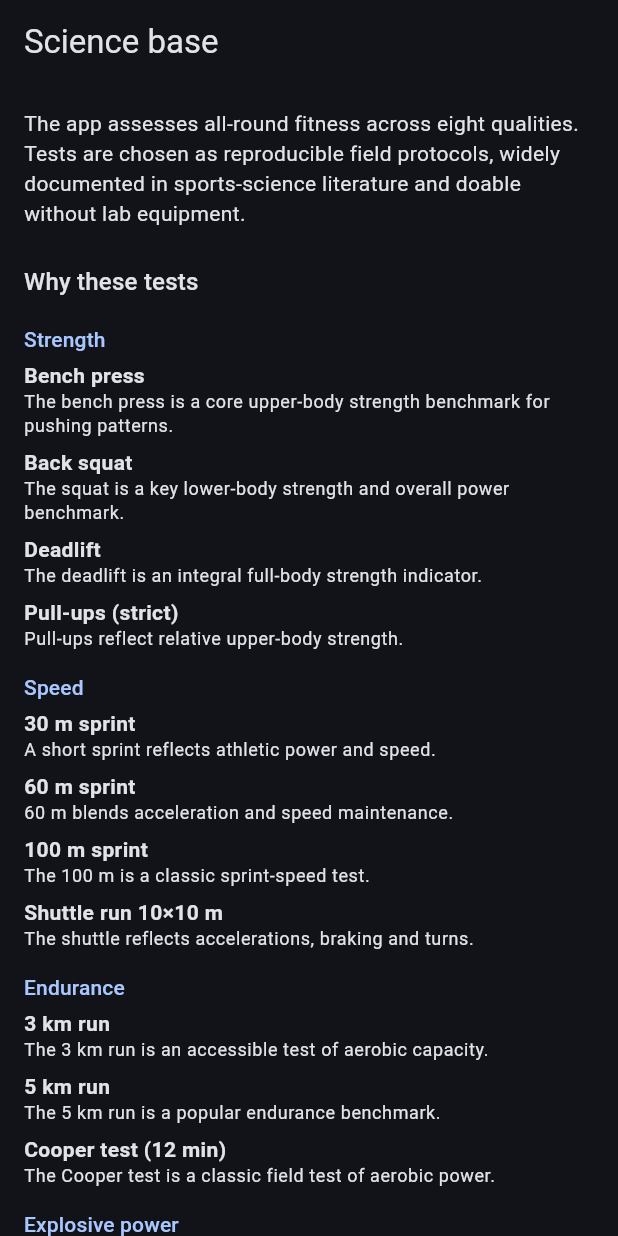
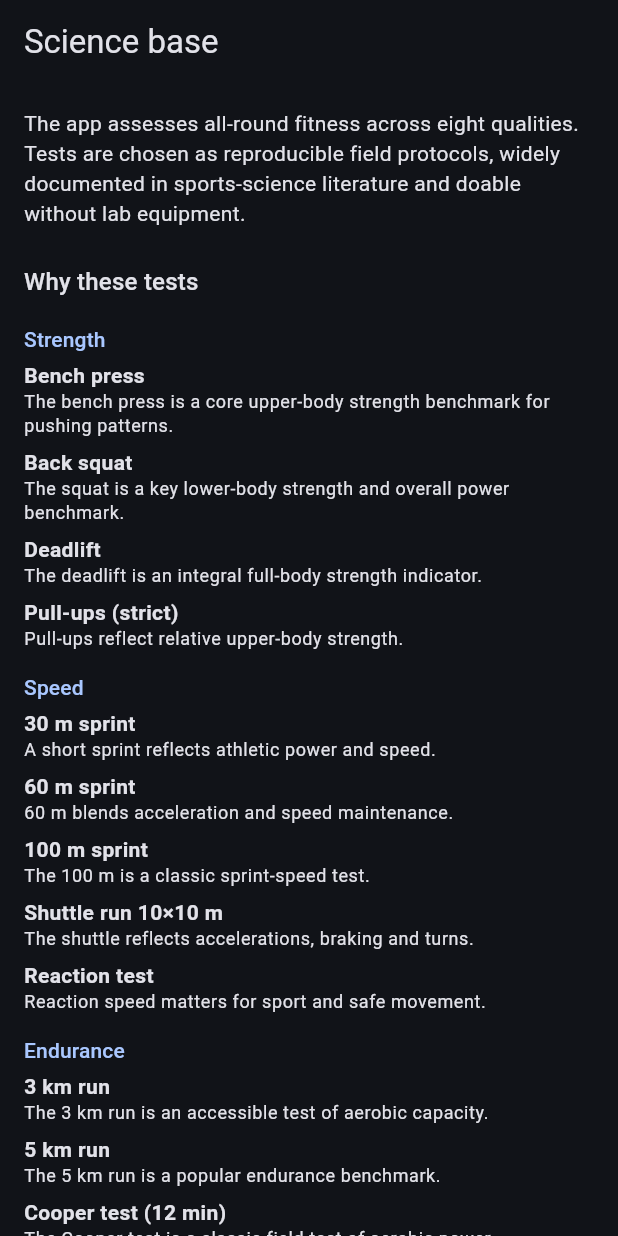
Before and after one commit to Moses-odessa/athlete, a Flutter app: the ScienceScreen screen opened by its route, on a phone screen of 412 x 824 dp. Run offline on Flutter 3.47's test engine with Material 3 defaults, Android fonts, the phone set to English and light mode, and no system bars; our stand-ins replace drift, drift_flutter, fl_chart, flutter_riverpod, go_router, pdf and 2 more; accounts and stored records are empty; generated files the repository leaves out were written again.

Commit message:
Итерация 10: тест реакции в приложении (ТЗ 5.2)
- Единица измерения milliseconds; упражнение reaction_test в «Скорости»
- Экран-игра: смена цвета через случайный интервал, замер по касанию
  через Stopwatch (мкс, не Ticker), среднее из 5 попыток, обработка фальстарта
- Маршрутизация из каталога на /reaction; инфо-контент RU+EN
- Тесты: среднее и скоринг реакции — 81 зелёный

Co-Authored-By: Claude Opus 4.8 <noreply@anthropic.com>

```diff
--- a/lib/core/l10n/app_localizations.dart
+++ b/lib/core/l10n/app_localizations.dart
@@ -500,6 +500,54 @@ abstract class AppLocalizations {
   /// **'reps'**
   String get unitReps;
 
+  /// No description provided for @unitMilliseconds.
+  ///
+  /// In en, this message translates to:
+  /// **'ms'**
+  String get unitMilliseconds;
+
+  /// No description provided for @reactionTapToStart.
+  ///
+  /// In en, this message translates to:
+  /// **'Tap to start'**
+  String get reactionTapToStart;
+
+  /// No description provided for @reactionWait.
+  ///
+  /// In en, this message translates to:
+  /// **'Wait for green…'**
+  String get reactionWait;
+
+  /// No description provided for @reactionTapNow.
+  ///
+  /// In en, this message translates to:
+  /// **'TAP!'**
+  String get reactionTapNow;
+
+  /// No description provided for @reactionTooEarly.
+  ///
+  /// In en, this message translates to:
+  /// **'Too early — wait for green'**
+  String get reactionTooEarly;
+
+  /// No description provided for @reactionTrial.
+  ///
+  /// In en, this message translates to:
+  /// **'Trial'**
+  String get reactionTrial;
+
+  /// No description provided for @reactionAverage.
+  ///
+  /// In en, this message translates to:
+  /// **'Average'**
+  String get reactionAverage;
+
+  /// No description provided for @reactionSaved.
+  ///
+  /// In en, this message translates to:
+  /// **'Reaction result saved'**
+  String get reactionSaved;
+
   /// No description provided for @unitPounds.
   ///
   /// In en, this message translates to:
--- a/lib/core/l10n/arb/app_en.arb
+++ b/lib/core/l10n/arb/app_en.arb
@@ -73,6 +73,14 @@
   "unitCentimeters": "cm",
   "unitKilograms": "kg",
   "unitReps": "reps",
+  "unitMilliseconds": "ms",
+  "reactionTapToStart": "Tap to start",
+  "reactionWait": "Wait for green…",
+  "reactionTapNow": "TAP!",
+  "reactionTooEarly": "Too early — wait for green",
+  "reactionTrial": "Trial",
+  "reactionAverage": "Average",
+  "reactionSaved": "Reaction result saved",
   "unitPounds": "lb",
   "unitInches": "in",
   "unitFeet": "ft",
--- a/lib/core/router/app_router.dart
+++ b/lib/core/router/app_router.dart
@@ -10,6 +10,7 @@ import '../../features/onboarding/presentation/onboarding_screen.dart';
 import '../../features/settings/presentation/settings_screen.dart';
 import '../../features/tests/presentation/catalog_screen.dart';
 import '../../features/tests/presentation/entry_screen.dart';
+import '../../features/tests/presentation/reaction_screen.dart';
 
 /// Роутер приложения. Пока профиль не заполнен — онбординг, иначе — дашборд
 /// (ТЗ разд. 3, 4.1).
@@ -37,6 +38,7 @@ final routerProvider = Provider<GoRouter>((ref) {
       GoRoute(path: '/history', builder: (_, _) => const HistoryScreen()),
       GoRoute(path: '/settings', builder: (_, _) => const SettingsScreen()),
       GoRoute(path: '/science', builder: (_, _) => const ScienceScreen()),
+      GoRoute(path: '/reaction', builder: (_, _) => const ReactionScreen()),
       GoRoute(
         path: '/entry/:id',
         builder: (_, state) =>
--- a/lib/core/units/units.dart
+++ b/lib/core/units/units.dart
@@ -16,6 +16,7 @@ double toMetricFactor(MeasurementUnit unit, UnitSystem system) {
       return 0.3048; // футы → м
     case MeasurementUnit.reps:
     case MeasurementUnit.seconds:
+    case MeasurementUnit.milliseconds:
     case MeasurementUnit.qualitative1to5:
       return 1;
   }
--- a/lib/data/models/exercise_info_seed.dart
+++ b/lib/data/models/exercise_info_seed.dart
@@ -486,6 +486,31 @@ final Map<String, ExerciseInfo> kExerciseInfo = {
     radarImpact: _t('Балл идёт в «Скорость».', 'Contributes to Speed.'),
   ),
 
+  'reaction_test': ExerciseInfo(
+    whatMeasures: _t('Скорость простой зрительно-моторной реакции.',
+        'Simple visual-motor reaction speed.'),
+    whyNeeded: _t('Реакция важна для спорта и безопасности движений.',
+        'Reaction speed matters for sport and safe movement.'),
+    howToPerform: [
+      _t('Дождитесь смены цвета экрана на зелёный.',
+          'Wait for the screen to turn green.'),
+      _t('Коснитесь экрана как можно быстрее.',
+          'Tap the screen as fast as possible.'),
+      _t('Повторите 5 раз — берётся среднее.',
+          'Repeat 5 times — the average is taken.'),
+    ],
+    howToEnter: _t(
+        'Результат замеряется в приложении автоматически (миллисекунды).',
+        'The result is measured automatically in the app (milliseconds).'),
+    commonMistakes: [
+      _t('Касание до зелёного (фальстарт).', 'Tapping before green (false start).'),
+      _t('Отвлечение внимания.', 'Getting distracted.'),
+      _t('Задержка из-за тормозного экрана.', 'Lag from a slow screen.'),
+    ],
+    safety: _t('Особых противопоказаний нет.', 'No special contraindications.'),
+    radarImpact: _t('Балл идёт в «Скорость».', 'Contributes to Speed.'),
+  ),
+
   // ── Координация ───────────────────────────────────────────────────────
   'illinois_agility': ExerciseInfo(
     whatMeasures: _t('Ловкость и координацию при смене направлений.',
--- a/lib/data/models/exercises_seed.dart
+++ b/lib/data/models/exercises_seed.dart
@@ -237,6 +237,20 @@ const List<Exercise> kMvpExercises = [
     standards: CohortStandards(baseMin: 40, baseMax: 23, femaleFactor: 0.90),
   ),
 
+  Exercise(
+    id: 'reaction_test',
+    categorySlug: CategorySlugs.speed,
+    name: LocalizedText(ru: 'Тест реакции', en: 'Reaction test'),
+    shortDescription: LocalizedText(
+      ru: 'Среднее время визуальной реакции из 5 попыток. Меньше — лучше.',
+      en: 'Average visual reaction time over 5 trials. Lower is better.',
+    ),
+    unit: MeasurementUnit.milliseconds,
+    higherIsBetter: false,
+    usesBodyweight: false,
+    standards: CohortStandards(baseMin: 400, baseMax: 180, femaleFactor: 0.98),
+  ),
+
   // ── Координация ───────────────────────────────────────────────────────
   Exercise(
     id: 'illinois_agility',
--- a/lib/domain/entities/measurement.dart
+++ b/lib/domain/entities/measurement.dart
@@ -1,8 +1,11 @@
 /// Единица измерения результата теста. Определяет формат ввода и валидацию
 /// (ТЗ разд. 4.5), а также способ расчёта балла.
 enum MeasurementUnit {
-  /// Время в секундах (для «меньше — лучше»: бег, реакция).
+  /// Время в секундах (для «меньше — лучше»: бег).
   seconds,
+
+  /// Время в миллисекундах (тест реакции).
+  milliseconds,
 
   /// Дистанция в метрах (тест Купера, бросок медбола).
   meters,
```
Also changed, not shown: lib/core/l10n/app_localizations_en.dart (+24 -0 lines), lib/core/l10n/app_localizations_ru.dart (+24 -0 lines), lib/core/l10n/arb/app_ru.arb (+8 -0 lines), lib/features/tests/application/reaction_math.dart (added, +5 -0 lines), lib/features/tests/presentation/catalog_screen.dart (+5 -1 lines), lib/features/tests/presentation/entry_screen.dart (+2 -0 lines), lib/features/tests/presentation/reaction_screen.dart (added, +192 -0 lines), 1 other file.
